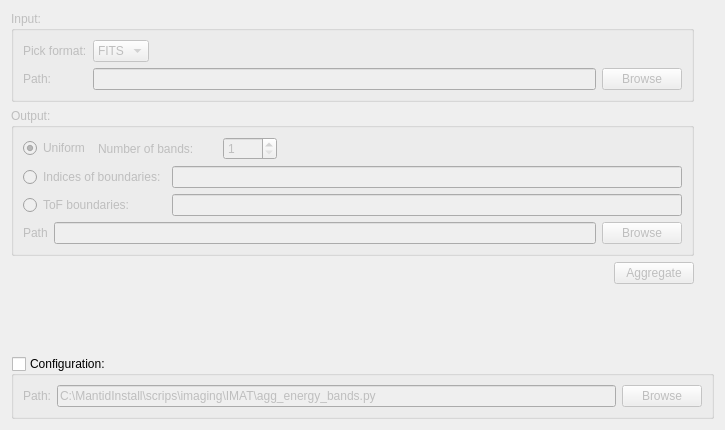
First picture: the form in MantidQt/CustomInterfaces/inc/MantidQtCustomInterfaces/Tomography/TomographyIfaceQtTabEnergy.ui, repository mantidproject/mantid, before the edit.
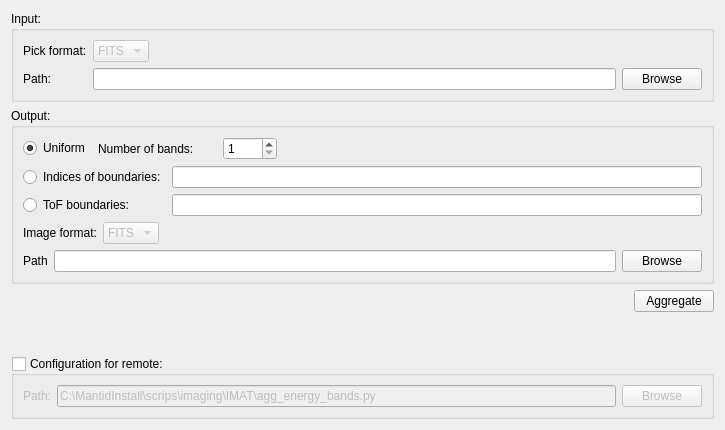
Second picture: the form after the edit.

Commit message: modify the enable status of widgets, re #13467

Patch:
```diff
--- a/MantidQt/CustomInterfaces/inc/MantidQtCustomInterfaces/Tomography/TomographyIfaceQtTabEnergy.ui
+++ b/MantidQt/CustomInterfaces/inc/MantidQtCustomInterfaces/Tomography/TomographyIfaceQtTabEnergy.ui
@@ -13,13 +13,11 @@
   <property name="windowTitle">
    <string>Form</string>
   </property>
-  <layout class="QGridLayout" name="gridLayout_5">
-   <item row="0" column="0">
-    <layout class="QGridLayout" name="gridLayout_4">
-     <item row="0" column="0">
-      <widget class="QGroupBox" name="groupBox">
+  <layout class="QVBoxLayout" name="verticalLayout_2">
+   <item>
+    <widget class="QGroupBox" name="groupBox_inputs">
        <property name="enabled">
-        <bool>false</bool>
+      <bool>true</bool>
        </property>
        <property name="title">
         <string>Input:</string>
@@ -69,7 +67,10 @@
          </widget>
         </item>
         <item row="0" column="1">
-         <widget class="QComboBox" name="comboBox_2">
+       <widget class="QComboBox" name="comboBox_input_format">
+        <property name="enabled">
+         <bool>false</bool>
+        </property>
           <property name="sizePolicy">
            <sizepolicy hsizetype="Fixed" vsizetype="Fixed">
             <horstretch>0</horstretch>
@@ -101,15 +102,18 @@
             <verstretch>0</verstretch>
            </sizepolicy>
           </property>
+        <property name="readOnly">
+         <bool>true</bool>
+        </property>
          </widget>
         </item>
        </layout>
       </widget>
      </item>
-     <item row="1" column="0">
-      <widget class="QGroupBox" name="groupBox_3">
+   <item>
+    <widget class="QGroupBox" name="groupBox_outputs">
        <property name="enabled">
-        <bool>false</bool>
+      <bool>true</bool>
        </property>
        <property name="title">
         <string>Output:</string>
@@ -118,7 +122,7 @@
         <item>
          <layout class="QGridLayout" name="gridLayout_3">
           <item row="0" column="0">
-           <widget class="QRadioButton" name="radioButton">
+         <widget class="QRadioButton" name="radioButton_uniform_bands">
             <property name="text">
              <string>Uniform</string>
             </property>
@@ -135,7 +139,7 @@
            </widget>
           </item>
           <item row="0" column="3">
-           <widget class="QSpinBox" name="spinBox">
+         <widget class="QSpinBox" name="spinBox_uniform_bands">
             <property name="minimum">
              <number>1</number>
             </property>
@@ -158,7 +162,7 @@
            </spacer>
           </item>
           <item row="1" column="0" colspan="2">
-           <widget class="QRadioButton" name="radioButton_2">
+         <widget class="QRadioButton" name="radioButton_index_ranges">
             <property name="text">
              <string>Indices of boundaries:</string>
             </property>
@@ -168,17 +172,69 @@
            </widget>
           </item>
           <item row="1" column="2" colspan="3">
-           <widget class="QLineEdit" name="lineEdit_3"/>
+         <widget class="QLineEdit" name="lineEdit_index_ranges"/>
           </item>
           <item row="2" column="0" colspan="2">
-           <widget class="QRadioButton" name="radioButton_3">
+         <widget class="QRadioButton" name="radioButton_tof_ranges">
             <property name="text">
              <string>ToF boundaries:</string>
             </property>
            </widget>
           </item>
           <item row="2" column="2" colspan="3">
-           <widget class="QLineEdit" name="lineEdit_4"/>
+         <widget class="QLineEdit" name="lineEdit_tof_ranges"/>
+        </item>
+       </layout>
+      </item>
+      <item>
+       <layout class="QHBoxLayout" name="horizontalLayout_4">
+        <item>
+         <widget class="QLabel" name="label_7">
+          <property name="text">
+           <string>Image format:</string>
+          </property>
+         </widget>
+        </item>
+        <item>
+         <widget class="QComboBox" name="comboBox_output_format_2">
+          <property name="enabled">
+           <bool>false</bool>
+          </property>
+          <property name="sizePolicy">
+           <sizepolicy hsizetype="Fixed" vsizetype="Fixed">
+            <horstretch>0</horstretch>
+            <verstretch>0</verstretch>
+           </sizepolicy>
+          </property>
+          <item>
+           <property name="text">
+            <string>FITS</string>
+           </property>
+          </item>
+          <item>
+           <property name="text">
+            <string>TIFF</string>
+           </property>
+          </item>
+          <item>
+           <property name="text">
+            <string>PNG</string>
+           </property>
+          </item>
+         </widget>
+        </item>
+        <item>
+         <spacer name="horizontalSpacer_3">
+          <property name="orientation">
+           <enum>Qt::Horizontal</enum>
+          </property>
+          <property name="sizeHint" stdset="0">
+           <size>
+            <width>40</width>
+            <height>20</height>
+           </size>
+          </property>
+         </spacer>
           </item>
          </layout>
         </item>
@@ -199,10 +255,13 @@
               <verstretch>0</verstretch>
              </sizepolicy>
             </property>
+          <property name="readOnly">
+           <bool>true</bool>
+          </property>
            </widget>
           </item>
           <item>
-           <widget class="QPushButton" name="pushButton_browse_out">
+         <widget class="QPushButton" name="pushButton_browse_output">
             <property name="text">
              <string>Browse</string>
             </property>
@@ -213,7 +272,7 @@
        </layout>
       </widget>
      </item>
-     <item row="2" column="0">
+   <item>
       <layout class="QHBoxLayout" name="horizontalLayout">
        <item>
         <spacer name="horizontalSpacer_5">
@@ -229,9 +288,9 @@
         </spacer>
        </item>
        <item>
-        <widget class="QPushButton" name="pushButton_3">
+      <widget class="QPushButton" name="pushButton_agg">
          <property name="enabled">
-          <bool>false</bool>
+        <bool>true</bool>
          </property>
          <property name="text">
           <string>Aggregate</string>
@@ -240,7 +299,20 @@
        </item>
       </layout>
      </item>
-     <item row="3" column="1">
+   <item>
+    <spacer name="verticalSpacer">
+     <property name="orientation">
+      <enum>Qt::Vertical</enum>
+     </property>
+     <property name="sizeHint" stdset="0">
+      <size>
+       <width>20</width>
+       <height>3</height>
+      </size>
+     </property>
+    </spacer>
+   </item>
+   <item>
       <spacer name="verticalSpacer_2">
        <property name="orientation">
         <enum>Qt::Vertical</enum>
@@ -253,12 +325,10 @@
        </property>
       </spacer>
      </item>
-    </layout>
-   </item>
-   <item row="1" column="0">
-    <widget class="QGroupBox" name="groupBox_2">
+   <item>
+    <widget class="QGroupBox" name="groupBox_config">
      <property name="title">
-      <string>Configuration:</string>
+      <string>Configuration for remote:</string>
      </property>
      <property name="checkable">
       <bool>true</bool>
@@ -290,7 +360,7 @@
          </widget>
         </item>
         <item>
-         <widget class="QPushButton" name="pushButton_2">
+         <widget class="QPushButton" name="pushButton_browse_script">
           <property name="sizePolicy">
            <sizepolicy hsizetype="Fixed" vsizetype="Fixed">
             <horstretch>0</horstretch>
```
Lines whose indentation alone changed are shown as unchanged.
